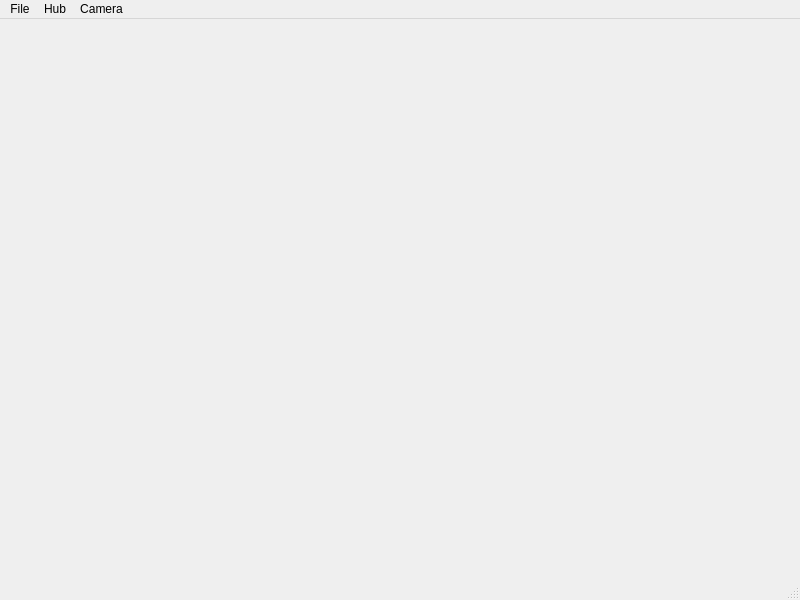
Above: HueEntertainmentCentre/Qt/mainWindow.ui from PropaneDragon/PiHueEntertainment before the change. Below: the same form after it.
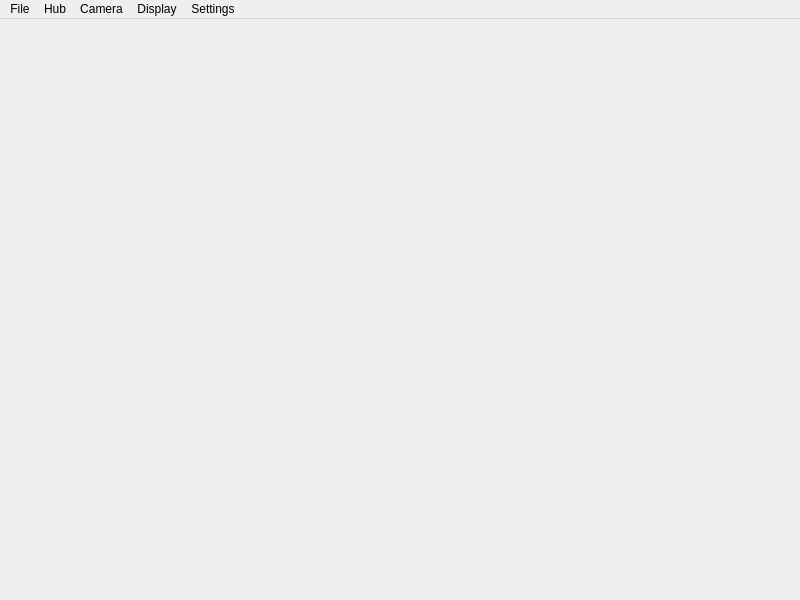
That is the form after the change.

Commit message: Changed how connections are handled. The connect buttons on the menu bar now just reconnect to the selected item, and change will forget the current item and request a new one

```diff
--- a/HueEntertainmentCentre/Qt/mainWindow.ui
+++ b/HueEntertainmentCentre/Qt/mainWindow.ui
@@ -29,6 +29,18 @@
   </property>
   <widget class="QWidget" name="centralwidget">
    <layout class="QVBoxLayout" name="verticalLayout">
+    <property name="leftMargin">
+     <number>0</number>
+    </property>
+    <property name="topMargin">
+     <number>0</number>
+    </property>
+    <property name="rightMargin">
+     <number>0</number>
+    </property>
+    <property name="bottomMargin">
+     <number>0</number>
+    </property>
     <item>
      <widget class="QWidget" name="widget" native="true">
       <property name="sizePolicy">
@@ -38,6 +50,18 @@
        </sizepolicy>
       </property>
       <layout class="QHBoxLayout" name="horizontalLayout">
+       <property name="leftMargin">
+        <number>0</number>
+       </property>
+       <property name="topMargin">
+        <number>0</number>
+       </property>
+       <property name="rightMargin">
+        <number>0</number>
+       </property>
+       <property name="bottomMargin">
+        <number>0</number>
+       </property>
        <item>
         <widget class="QLabel" name="label_cameraImage">
          <property name="text">
@@ -82,12 +106,29 @@
     </property>
     <addaction name="actionConnectCamera"/>
     <addaction name="actionDisconnectCamera"/>
+    <addaction name="separator"/>
+    <addaction name="actionChangeCamera"/>
+   </widget>
+   <widget class="QMenu" name="menuDisplay">
+    <property name="title">
+     <string>Display</string>
+    </property>
+    <addaction name="actionUpdate_image"/>
+    <addaction name="actionRotate_90_clockwise"/>
+    <addaction name="actionRotate_90_anti_clockwise"/>
+   </widget>
+   <widget class="QMenu" name="menuSettings">
+    <property name="title">
+     <string>Settings</string>
+    </property>
+    <addaction name="actionOptions"/>
    </widget>
    <addaction name="menuFile"/>
    <addaction name="menuHuib"/>
    <addaction name="menuCamera"/>
+   <addaction name="menuDisplay"/>
+   <addaction name="menuSettings"/>
   </widget>
-  <widget class="QStatusBar" name="statusbar"/>
   <action name="actionExit">
    <property name="text">
     <string>Close</string>
```
Left out of the diff: 107 changed lines with no effect on the pictures. The commit also changes 9 other files.
